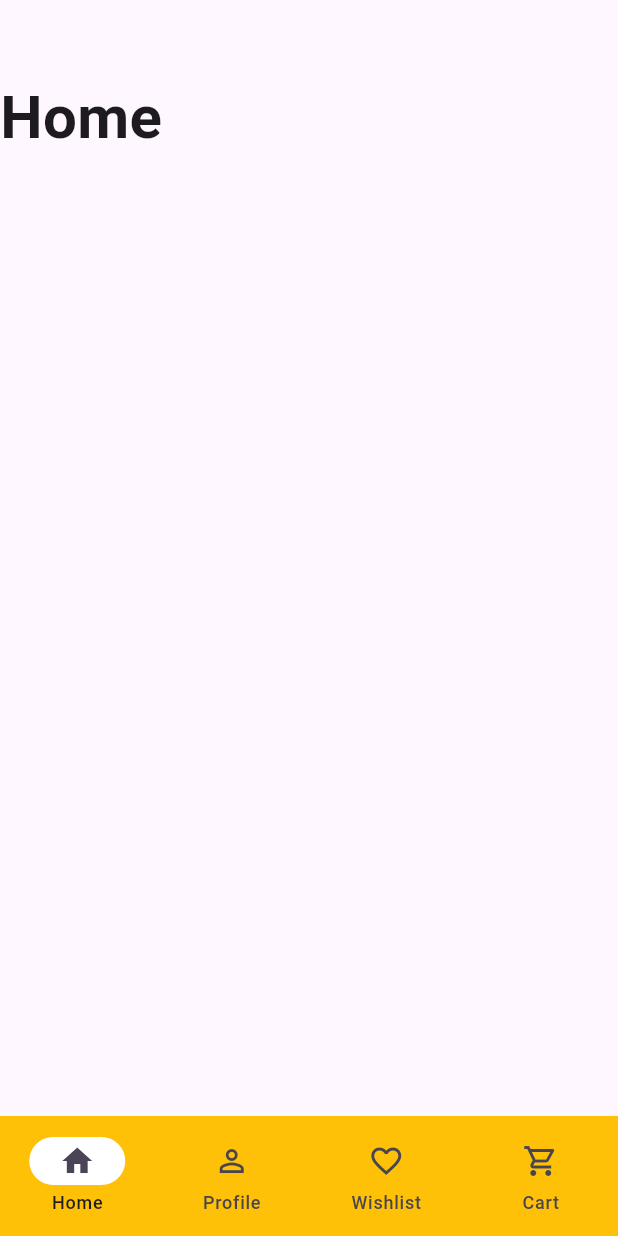
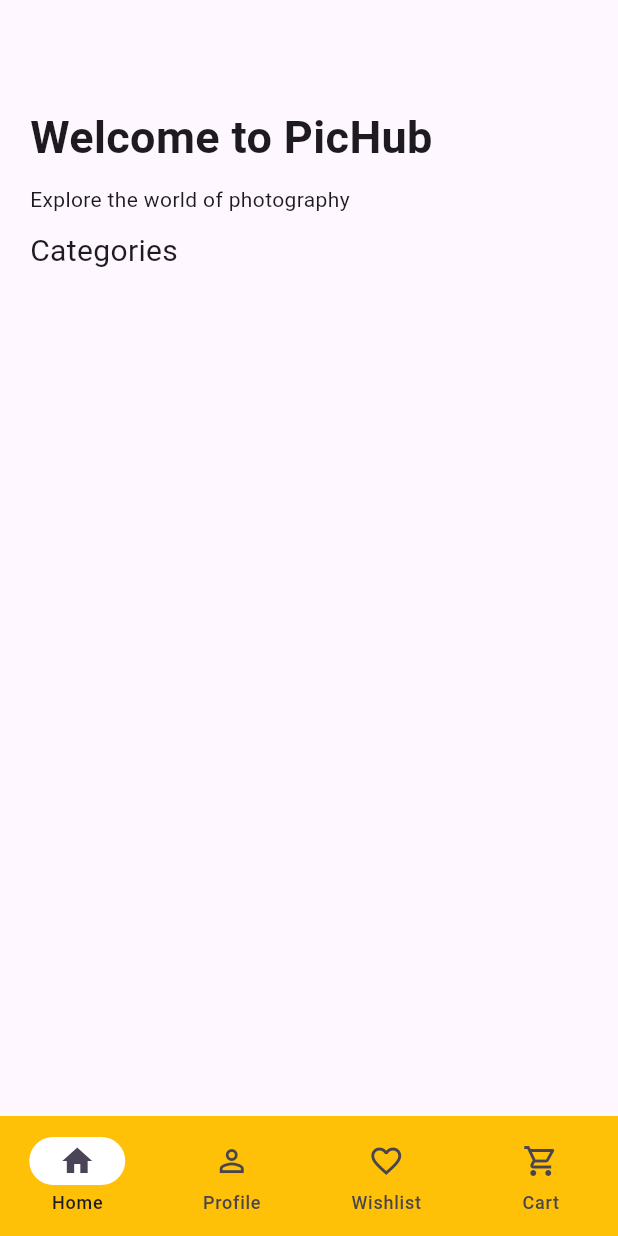
Before and after one commit to anshu-ac-dv/100_days_flutter, a Flutter app: the screen it shows after launch, on a phone screen of 412 x 824 dp. Run offline on Flutter 3.47's test engine with Material 3 defaults, Android fonts, the phone set to English and light mode, and no system bars; our stand-ins replace google_fonts, introduction_screen, lottie.

Commit message:
Initial Commit

```diff
--- a/lib/bottm_navigation.dart
+++ b/lib/bottm_navigation.dart
@@ -1,5 +1,4 @@
 import 'package:flutter/material.dart';
-import 'package:google_fonts/google_fonts.dart';
 
 class BottmNavigation extends StatefulWidget {
   const BottmNavigation({super.key});
@@ -14,13 +13,39 @@ class _BottmNavigationState extends State<BottmNavigation> {
 
   // 2. Create a list of widgets (pages) to show for each tab
   final List<Widget> _screens = [
-    const Column(
+    Column(
       crossAxisAlignment: CrossAxisAlignment.start,
       children: [
-        SizedBox(height: 50),
-        Text(
-          "Home",
-          style: TextStyle(fontSize: 40, fontWeight: FontWeight.bold),
+        const SizedBox(height: 50),
+        const Padding(
+          padding: EdgeInsets.only(top: 20, left: 20),
+          child: Text(
+            "Welcome to PicHub",
+            style: TextStyle(fontSize: 30, fontWeight: FontWeight.bold),
+          ),
+        ),
+        const Padding(
+          padding: EdgeInsets.only(top: 10, left: 20),
+          child: Text("Explore the world of photography"),
+        ),
+        const Padding(
+          padding: EdgeInsets.only(top: 10, left: 20),
+          child: Text("Categories", style: TextStyle(fontSize: 20),),
+        ),
+        Padding(
+          padding: const EdgeInsets.only(top: 20, left: 20),
+          child: SingleChildScrollView(
+            child: Row(
+              children: [
+                // Image.asset("assets/google.png", height: 80,),
+                // Image.asset("assets/google.png", height: 80,),
+                // Image.asset("assets/google.png", height: 80,),
+                // Image.asset("assets/google.png", height: 80,),
+                // Image.asset("assets/google.png", height: 80,),
+
+              ],
+            ),
+          ),
         ),
       ],
     ),
```
